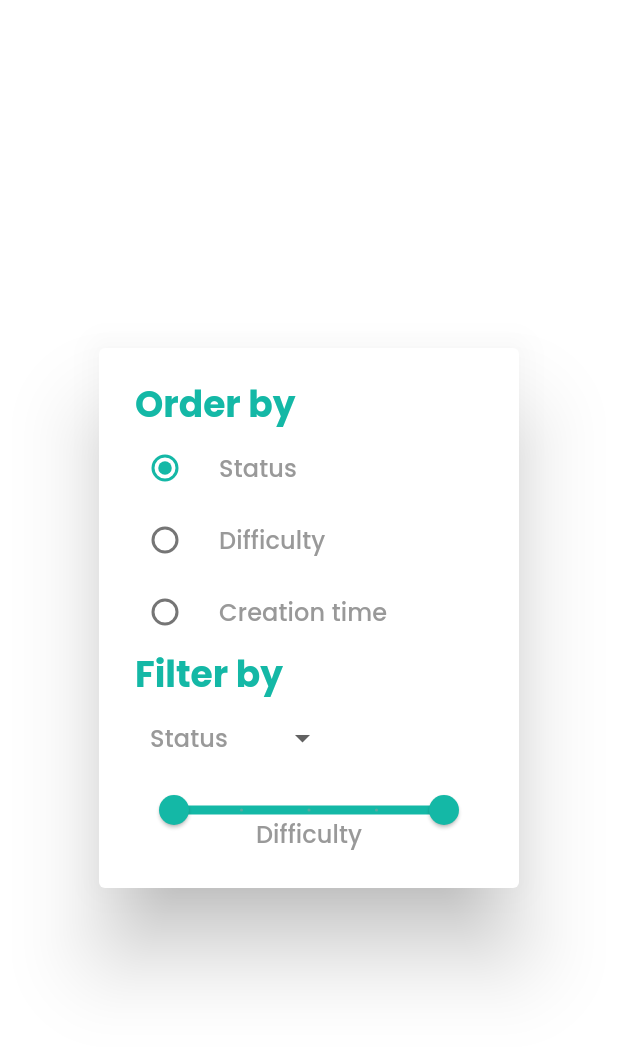
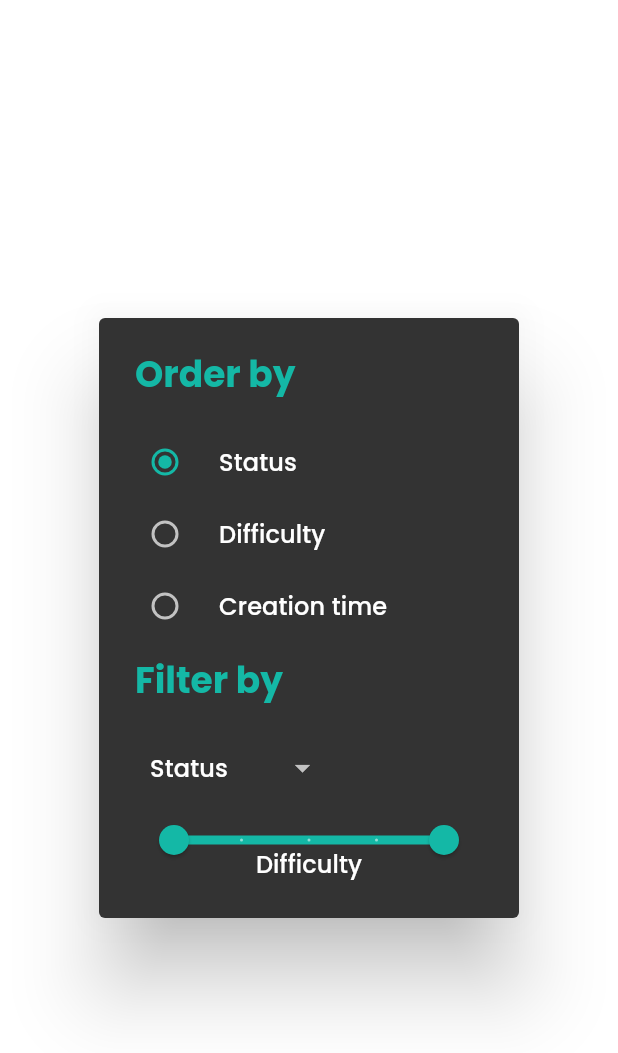
Before and after one commit to EnricoSantarelli/flutter-todo, a Flutter app: the ChangeOrderDialogWidget widget shown alone on an empty page, opened directly, on a phone screen of 412 x 824 dp. Shown: the top 1053 px of the screen. Run offline on Flutter 3.47's test engine with Material 2 defaults, Android fonts, the phone set to English and light mode, and no system bars; our stand-ins replace flutter_mobx, google_fonts, mobx, sqflite; accounts and stored records are empty; generated files the repository leaves out were written again.

Commit message:
fix dark mode

```diff
--- a/lib/app/views/widgets/change_order_dialog_widget.dart
+++ b/lib/app/views/widgets/change_order_dialog_widget.dart
@@ -14,6 +14,7 @@ class ChangeOrderDialogWidget extends StatelessWidget {
     final store = Provider.of<TasksStore>(context, listen: false);
 
     return AlertDialog(
+        backgroundColor: Theme.of(context).colorScheme.tertiary,
         content: Column(
           mainAxisSize: MainAxisSize.min,
           crossAxisAlignment: CrossAxisAlignment.start,
@@ -25,6 +26,7 @@ class ChangeOrderDialogWidget extends StatelessWidget {
                   .titleMedium!
                   .copyWith(color: Theme.of(context).colorScheme.primary),
             ),
+            const SizedBox(height: 16),
             const CheckboxCardWidget(
               title: "Status",
               value: OrderEnum.status,
@@ -37,11 +39,13 @@ class ChangeOrderDialogWidget extends StatelessWidget {
               title: "Creation time",
               value: OrderEnum.creationTime,
             ),
+            const SizedBox(height: 8),
             Text("Filter by ",
                 style: Theme.of(context)
                     .textTheme
                     .titleMedium!
                     .copyWith(color: Theme.of(context).colorScheme.primary)),
+            const SizedBox(height: 16),
             Padding(
               padding: const EdgeInsets.only(left: 10),
               child: Observer(builder: (context) {
--- a/lib/app/views/widgets/checkbox_card_widget.dart
+++ b/lib/app/views/widgets/checkbox_card_widget.dart
@@ -16,6 +16,8 @@ class CheckboxCardWidget extends StatelessWidget {
 
     return Observer(builder: (context) {
       return RadioListTile<OrderEnum>(
+        tileColor: MaterialStateColor.resolveWith(
+            (states) => Theme.of(context).colorScheme.tertiary),
         activeColor: Theme.of(context).colorScheme.primary,
         title: Text(title, style: Theme.of(context).textTheme.titleSmall!),
         controlAffinity: ListTileControlAffinity.leading,
--- a/lib/main.dart
+++ b/lib/main.dart
@@ -20,7 +20,7 @@ class MyApp extends StatelessWidget {
           title: 'To Do List',
           theme: lightTheme,
           darkTheme: darkTheme,
-          themeMode: ThemeMode.light,
+          themeMode: ThemeMode.dark,
           debugShowCheckedModeBanner: false,
           initialRoute: '/',
           routes: {
```
Lines whose indentation alone changed are shown as unchanged.
